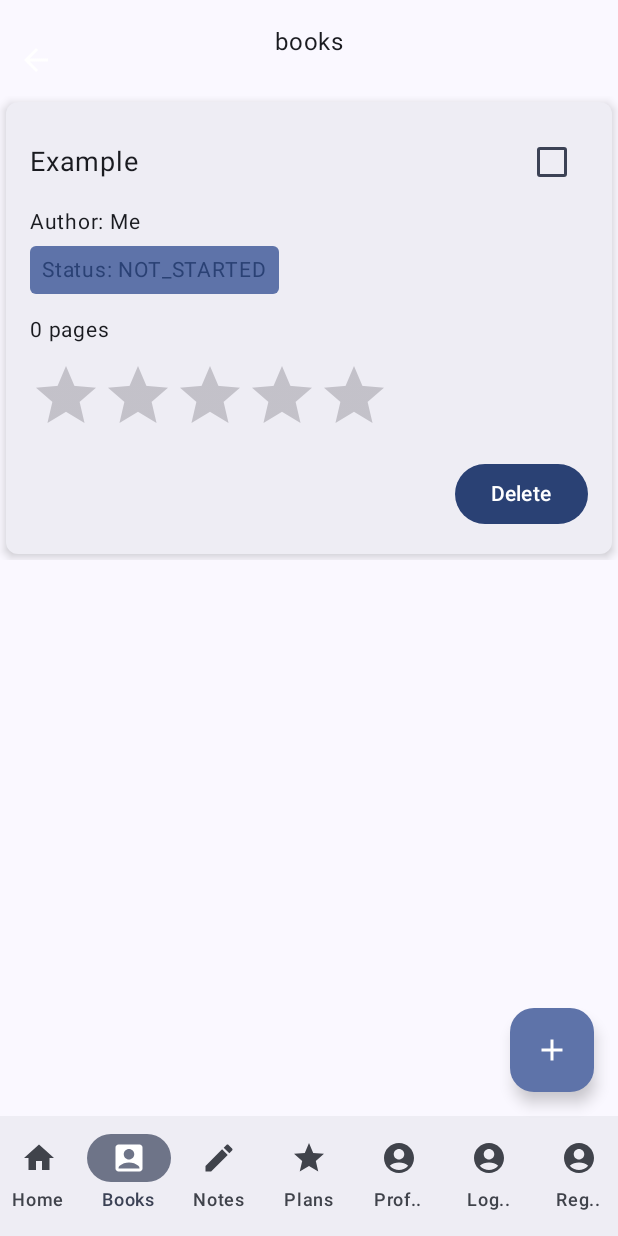
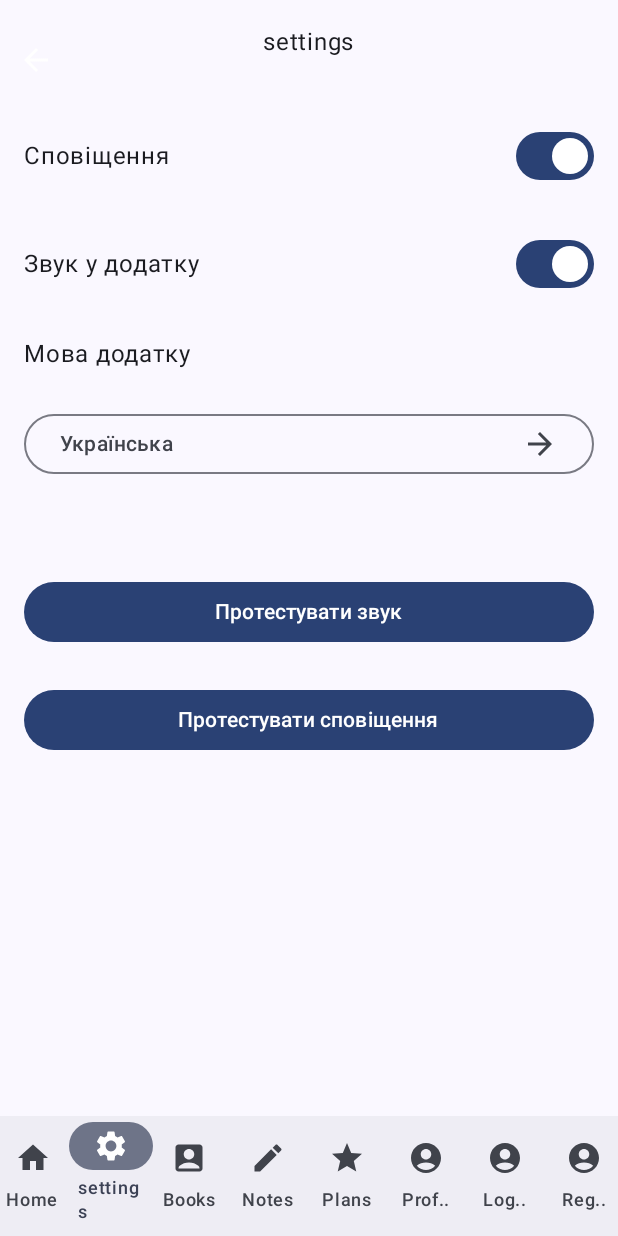
Before and after one commit to TeseySTD/ReadingDiary, an Android app built with Jetpack Compose: the screen it shows after launch (MainActivity), item 2 of the bottom bar chosen, on a phone screen of 412 x 824 dp. Run offline under Robolectric (Android 15) with nearby library versions, the phone set to English and light mode, and no system bars; our stand-ins replace window size class.

Commit message:
feat(lab 9):Implement settings store with settings screen.

```diff
--- a/app/build.gradle.kts
+++ b/app/build.gradle.kts
@@ -74,6 +74,8 @@ dependencies {
     testImplementation ("junit:junit:$jUnitVersion")
 
 
+    implementation("androidx.datastore:datastore-preferences:1.0.0")
+
     implementation ("androidx.activity:activity-compose:$activity_version")
     implementation("androidx.navigation:navigation-compose:$nav_version")
     implementation("androidx.compose.material:material:$material_version")
--- a/app/src/main/java/com/example/readingdiary/MainActivity.kt
+++ b/app/src/main/java/com/example/readingdiary/MainActivity.kt
@@ -51,6 +51,7 @@ import com.example.readingdiary.ui.compose.screens.LoginScreen
 import com.example.readingdiary.ui.compose.screens.NotesScreen
 import com.example.readingdiary.ui.compose.screens.PlansScreen
 import com.example.readingdiary.ui.compose.screens.RegistrationScreen
+import com.example.readingdiary.ui.compose.screens.SettingsScreen
 import com.example.readingdiary.ui.screens.ProfileScreen
 
 class MainActivity : ComponentActivity() {
@@ -227,6 +228,7 @@ fun AppNavHost(
 ) {
     NavHost(navController = navController, startDestination = Routes.Home.route) {
         composable(Routes.Home.route) { HomeScreen() }
+        composable(Routes.Settings.route) { SettingsScreen(onBack = { navController.popBackStack() })}
         composable(Routes.Books.route) { BooksScreen() }
         composable(Routes.Notes.route) { NotesScreen() }
         composable(Routes.Plans.route) { PlansScreen() }
--- a/app/src/main/java/com/example/readingdiary/models/Routes.kt
+++ b/app/src/main/java/com/example/readingdiary/models/Routes.kt
@@ -5,11 +5,13 @@ import androidx.compose.material.icons.filled.AccountBox
 import androidx.compose.material.icons.filled.AccountCircle
 import androidx.compose.material.icons.filled.Edit
 import androidx.compose.material.icons.filled.Home
+import androidx.compose.material.icons.filled.Settings
 import androidx.compose.material.icons.filled.Star
 import androidx.compose.ui.graphics.vector.ImageVector
 
 sealed class Routes(val route: String, val label: String, val icon: ImageVector) {
     object Home : Routes("home", "Home", Icons.Filled.Home)
+    object Settings : Routes("settings", "settings", Icons.Filled.Settings)
     object Books : Routes("books", "Books", Icons.Filled.AccountBox)
     object Notes : Routes("notes", "Notes", Icons.Filled.Edit)
     object Plans : Routes("plans", "Plans", Icons.Filled.Star)
--- /dev/null
+++ b/app/src/main/java/com/example/readingdiary/models/SettingsDataStore.kt
@@ -0,0 +1,41 @@
+package com.example.readingdiary.models
+
+
+import android.content.Context
+import androidx.datastore.preferences.core.*
+import androidx.datastore.preferences.preferencesDataStore
+import kotlinx.coroutines.flow.Flow
+import kotlinx.coroutines.flow.map
+
+private const val DATASTORE_NAME = "user_prefs"
+private val Context.dataStore by preferencesDataStore(name = DATASTORE_NAME)
+
+object SettingsKeys {
+    val NOTIFICATIONS = booleanPreferencesKey("notifications_enabled")
+    val SOUND         = booleanPreferencesKey("sound_enabled")
+    val LANGUAGE      = stringPreferencesKey("app_language")
+}
+
+class SettingsDataStore(private val context: Context) {
+
+    val notificationsFlow: Flow<Boolean> = context.dataStore.data
+        .map { prefs -> prefs[SettingsKeys.NOTIFICATIONS] ?: true }
+
+    val soundFlow: Flow<Boolean> = context.dataStore.data
+        .map { prefs -> prefs[SettingsKeys.SOUND] ?: true }
+
+    val languageFlow: Flow<String> = context.dataStore.data
+        .map { prefs -> prefs[SettingsKeys.LANGUAGE] ?: "uk" }
+
+    suspend fun setNotifications(enabled: Boolean) {
+        context.dataStore.edit { it[SettingsKeys.NOTIFICATIONS] = enabled }
+    }
+
+    suspend fun setSound(enabled: Boolean) {
+        context.dataStore.edit { it[SettingsKeys.SOUND] = enabled }
+    }
+
+    suspend fun setLanguage(code: String) {
+        context.dataStore.edit { it[SettingsKeys.LANGUAGE] = code }
+    }
+}
--- a/app/src/main/java/com/example/readingdiary/ui/compose/components/BottomNavBar.kt
+++ b/app/src/main/java/com/example/readingdiary/ui/compose/components/BottomNavBar.kt
@@ -35,6 +35,7 @@ fun BottomNavBar(
 ) {
     val items = listOf(
         Routes.Home,
+        Routes.Settings,
         Routes.Books,
         Routes.Notes,
         Routes.Plans,
--- /dev/null
+++ b/app/src/main/java/com/example/readingdiary/ui/compose/screens/SettingsScreen.kt
@@ -0,0 +1,132 @@
+package com.example.readingdiary.ui.compose.screens
+
+import android.media.AudioManager
+import android.media.ToneGenerator
+import android.widget.Toast
+import androidx.compose.foundation.layout.*
+import androidx.compose.material.icons.Icons
+import androidx.compose.material.icons.filled.ArrowBack
+import androidx.compose.material.icons.filled.ArrowForward
+import androidx.compose.material3.*
+import androidx.compose.runtime.*
+import androidx.compose.ui.Alignment
+import androidx.compose.ui.Modifier
+import androidx.compose.ui.platform.LocalContext
+import androidx.compose.ui.unit.dp
+import androidx.lifecycle.viewmodel.compose.viewModel
+import com.example.readingdiary.view_models.SettingsViewModel
+
+@Composable
+fun SettingsScreen(
+    onBack: () -> Unit,
+    viewModel: SettingsViewModel = viewModel()
+) {
+    val context = LocalContext.current
+    val notifications by viewModel.notifications.collectAsState()
+    val sound         by viewModel.sound.collectAsState()
+    val language      by viewModel.language.collectAsState()
+
+    // Тоногенератор для тестового звуку
+    val toneGen = remember { ToneGenerator(AudioManager.STREAM_MUSIC, 100) }
+
+    // Динамічні лейбли за вибором мови
+    val labelSettings = if (language == "uk") "Налаштування" else "Settings"
+    val labelNotifications = if (language == "uk") "Сповіщення" else "Notifications"
+    val labelSound = if (language == "uk") "Звук у додатку" else "App Sound"
+    val labelLanguage = if (language == "uk") "Мова додатку" else "Language"
+    val labelTestSound = if (language == "uk") "Протестувати звук" else "Test Sound"
+    val labelTestNotif = if (language == "uk") "Протестувати сповіщення" else "Test Notification"
+
+    Column(
+        modifier = Modifier
+            .fillMaxSize()
+            .padding(16.dp),
+        verticalArrangement = Arrangement.spacedBy(24.dp)
+    ) {
+
+        // 1. Сповіщення
+        Row(
+            modifier = Modifier.fillMaxWidth(),
+            horizontalArrangement = Arrangement.SpaceBetween,
+            verticalAlignment = Alignment.CenterVertically
+        ) {
+            Text(labelNotifications, style = MaterialTheme.typography.bodyLarge)
+            Switch(
+                checked = notifications,
+                onCheckedChange = { viewModel.toggleNotifications() }
+            )
+        }
+
+        // 2. Звук
+        Row(
+            modifier = Modifier.fillMaxWidth(),
+            horizontalArrangement = Arrangement.SpaceBetween,
+            verticalAlignment = Alignment.CenterVertically
+        ) {
+            Text(labelSound, style = MaterialTheme.typography.bodyLarge)
+            Switch(
+                checked = sound,
+                onCheckedChange = { viewModel.toggleSound() }
+            )
+        }
+
+        // 3. Мова
+        Text(labelLanguage, style = MaterialTheme.typography.bodyLarge)
+        val languages = listOf("uk" to "Українська", "en" to "English")
+        var expanded by remember { mutableStateOf(false) }
+
+        Box {
+            OutlinedButton(onClick = { expanded = true }, modifier = Modifier.fillMaxWidth()) {
+                Text(languages.first { it.first == language }.second)
+                Spacer(Modifier.weight(1f))
+                Icon(Icons.Default.ArrowForward, contentDescription = "Select")
+            }
+            DropdownMenu(
+                expanded = expanded,
+                onDismissRequest = { expanded = false }
+            ) {
+                languages.forEach { (code, label) ->
+                    DropdownMenuItem(
+                        text = { Text(label) },
+                        onClick = {
+                            viewModel.setLanguage(code)
+                            expanded = false
+                        }
+                    )
+                }
+            }
+        }
+
+        Spacer(modifier = Modifier.height(16.dp))
+
+        // Кнопка для тестування звуку
+        Button(
+            onClick = {
+                if (sound) {
+                    toneGen.startTone(ToneGenerator.TONE_PROP_BEEP)
+                } else if(notifications) {
+                    Toast.makeText(context,
+                        if (language == "uk") "Звук вимкнено" else "Sound disabled",
+                        Toast.LENGTH_SHORT).show()
+                }
+            },
+            modifier = Modifier.fillMaxWidth()
+        ) {
+            Text(labelTestSound)
+        }
+
+        // Кнопка для тестування сповіщень
+        Button(
+            onClick = {
+                if (notifications) {
+                    Toast.makeText(context,
+                        if (language == "uk") "Це тестове сповіщення" else "This is a test notification",
+                        Toast.LENGTH_SHORT).show()
+                }
+            },
+            modifier = Modifier.fillMaxWidth()
+        ) {
+            Text(labelTestNotif)
+        }
+    }
+}
--- /dev/null
+++ b/app/src/main/java/com/example/readingdiary/view_models/SettingsViewModel.kt
@@ -0,0 +1,37 @@
+package com.example.readingdiary.view_models
+
+
+import android.app.Application
+import androidx.lifecycle.AndroidViewModel
+import androidx.lifecycle.viewModelScope
+import com.example.readingdiary.models.SettingsDataStore
+import kotlinx.coroutines.flow.SharingStarted
+import kotlinx.coroutines.flow.StateFlow
+import kotlinx.coroutines.flow.stateIn
+import kotlinx.coroutines.launch
+
+class SettingsViewModel(application: Application) : AndroidViewModel(application) {
+    private val store = SettingsDataStore(application)
+
+    // Перетворюємо Flow у StateFlow для зручності в Compose
+    val notifications: StateFlow<Boolean> = store.notificationsFlow
+        .stateIn(viewModelScope, SharingStarted.Lazily, true)
+
+    val sound: StateFlow<Boolean> = store.soundFlow
+        .stateIn(viewModelScope, SharingStarted.Lazily, true)
+
+    val language: StateFlow<String> = store.languageFlow
+        .stateIn(viewModelScope, SharingStarted.Lazily, "uk")
+
+    fun toggleNotifications() {
+        viewModelScope.launch { store.setNotifications(!notifications.value) }
+    }
+
+    fun toggleSound() {
+        viewModelScope.launch { store.setSound(!sound.value) }
+    }
+
+    fun setLanguage(code: String) {
+        viewModelScope.launch { store.setLanguage(code) }
+    }
+}
--- a/gradle/libs.versions.toml
+++ b/gradle/libs.versions.toml
@@ -20,6 +20,7 @@ adaptiveAndroid = "1.1.0"
 junitKtx = "1.2.1"
 uiTestAndroid = "1.7.8"
 uiTestJunit4Android = "1.7.8"
+roomCommonJvm = "2.7.1"
 
 [libraries]
 androidx-core-ktx = { group = "androidx.core", name = "core-ktx", version.ref = "coreKtx" }
@@ -43,6 +44,7 @@ androidx-ui-test-android = { group = "androidx.compose.ui", name = "ui-test-andr
 androidx-ui-test-junit4-android = { group = "androidx.compose.ui", name = "ui-test-junit4-android", version.ref = "uiTestJunit4Android" }
 mockito-inline = { module = "org.mockito:mockito-inline", version.ref = "mockitoVersion" }
 mockito-junit-jupiter = { module = "org.mockito:mockito-junit-jupiter", version.ref = "mockitoVersion" }
+androidx-room-common-jvm = { group = "androidx.room", name = "room-common-jvm", version.ref = "roomCommonJvm" }
 
 [plugins]
 android-application = { id = "com.android.application", version.ref = "agp" }
```
